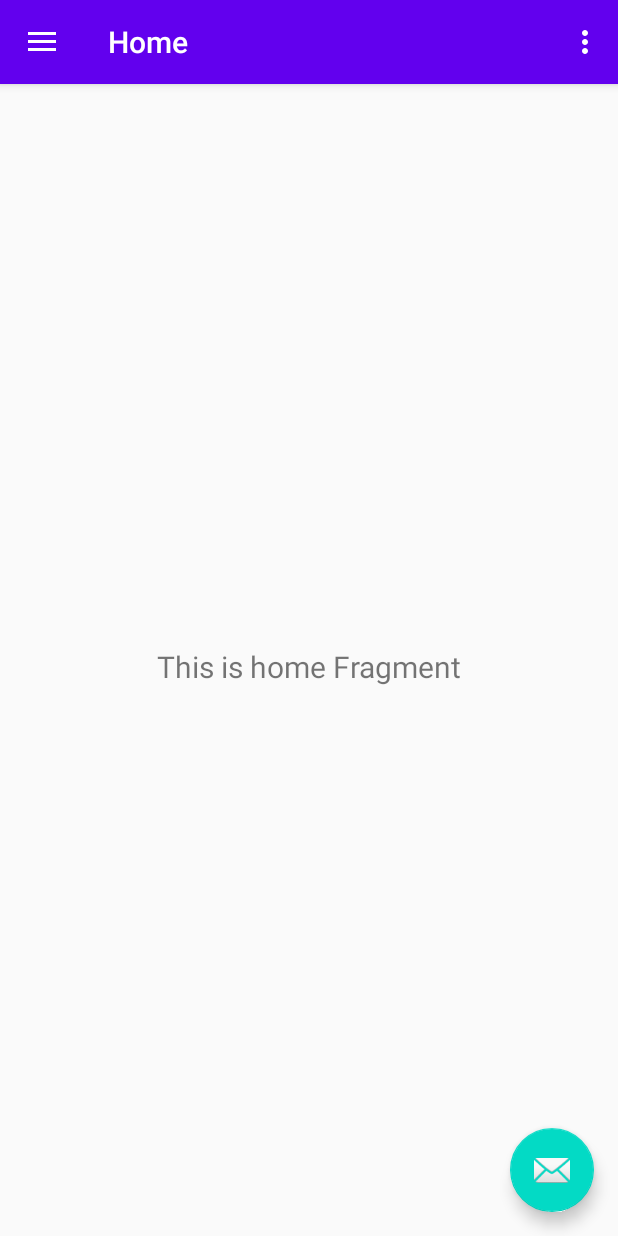
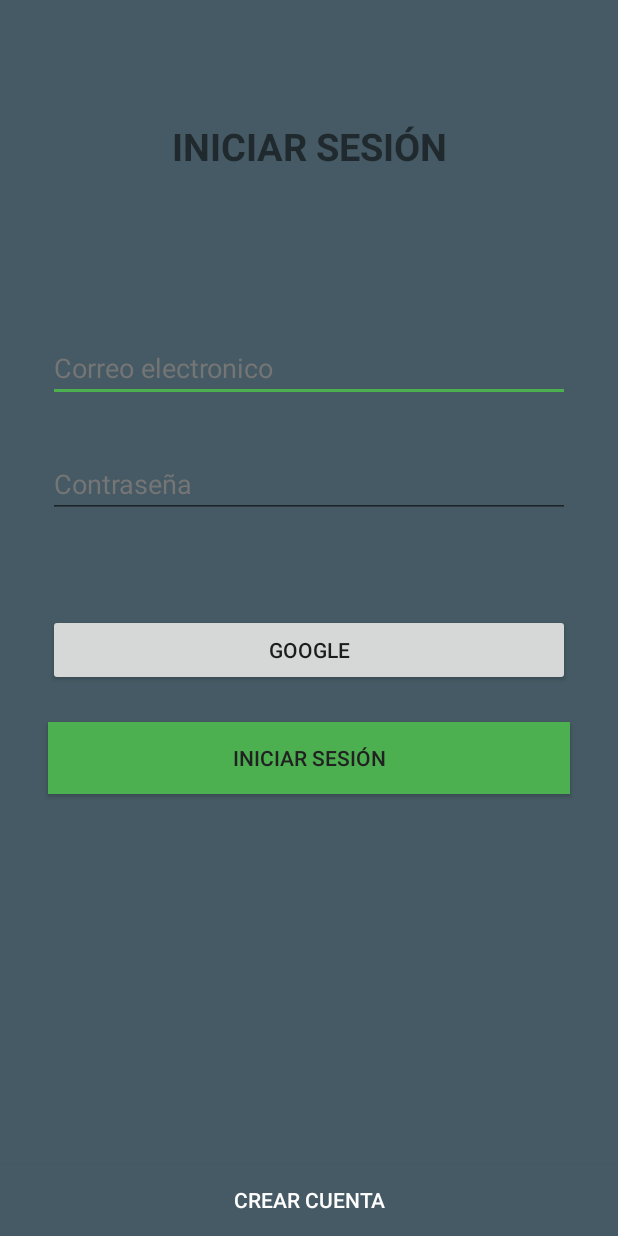
Before and after one commit to CsabaConsulting/culinaria, an Android app: the screen it shows after launch (MainActivity before the commit, LoginActivity after it), on a phone screen of 412 x 824 dp. Run offline under Robolectric (Android 15) with nearby library versions, the phone set to English and light mode, and no system bars.

Commit message:
Se crea interfaz de login

```diff
--- a/app/build.gradle
+++ b/app/build.gradle
@@ -1,6 +1,7 @@
 apply plugin: 'com.android.application'
 apply plugin: 'kotlin-android'
 apply plugin: 'kotlin-android-extensions'
+apply plugin: 'com.google.gms.google-services'
 
 android {
     compileSdkVersion 30
--- a/app/src/main/AndroidManifest.xml
+++ b/app/src/main/AndroidManifest.xml
@@ -9,16 +9,20 @@
         android:roundIcon="@mipmap/ic_launcher_round"
         android:supportsRtl="true"
         android:theme="@style/AppTheme">
+        <activity android:name=".ui.auth.SignUpActivity"></activity>
         <activity
-            android:name=".MainActivity"
-            android:label="@string/app_name"
-            android:theme="@style/AppTheme.NoActionBar">
+            android:name=".ui.auth.LoginActivity"
+            android:theme="@style/AppThemeAuth">
             <intent-filter>
                 <action android:name="android.intent.action.MAIN" />
 
                 <category android:name="android.intent.category.LAUNCHER" />
             </intent-filter>
         </activity>
+        <activity
+            android:name=".MainActivity"
+            android:label="@string/app_name"
+            android:theme="@style/AppTheme.NoActionBar"></activity>
     </application>
 
 </manifest>
--- a/app/src/main/java/com/sena/appculinariavirtual/MainActivity.kt
+++ b/app/src/main/java/com/sena/appculinariavirtual/MainActivity.kt
@@ -21,6 +21,7 @@ class MainActivity : AppCompatActivity() {
     override fun onCreate(savedInstanceState: Bundle?) {
         super.onCreate(savedInstanceState)
         setContentView(R.layout.activity_main)
+
         val toolbar: Toolbar = findViewById(R.id.toolbar)
         setSupportActionBar(toolbar)
 
@@ -29,9 +30,11 @@ class MainActivity : AppCompatActivity() {
             Snackbar.make(view, "Replace with your own action", Snackbar.LENGTH_LONG)
                     .setAction("Action", null).show()
         }
+
         val drawerLayout: DrawerLayout = findViewById(R.id.drawer_layout)
         val navView: NavigationView = findViewById(R.id.nav_view)
         val navController = findNavController(R.id.nav_host_fragment)
+
         // Passing each menu ID as a set of Ids because each
         // menu should be considered as top level destinations.
         appBarConfiguration = AppBarConfiguration(setOf(
--- a/app/src/main/java/com/sena/appculinariavirtual/dominio/entities/Student.kt
+++ b/app/src/main/java/com/sena/appculinariavirtual/dominio/entities/Student.kt
@@ -2,5 +2,4 @@ package com.sena.appculinariavirtual.dominio.entities
 
 class Student {
 
-
 }
--- /dev/null
+++ b/app/src/main/java/com/sena/appculinariavirtual/ui/auth/LoginActivity.kt
@@ -0,0 +1,30 @@
+package com.sena.appculinariavirtual.ui.auth
+
+import android.content.Intent
+import androidx.appcompat.app.AppCompatActivity
+import android.os.Bundle
+import com.sena.appculinariavirtual.MainActivity
+import com.sena.appculinariavirtual.R
+import kotlinx.android.synthetic.main.activity_login.*
+
+class LoginActivity : AppCompatActivity() {
+
+    override fun onCreate(savedInstanceState: Bundle?) {
+        super.onCreate(savedInstanceState)
+        setContentView(R.layout.activity_login)
+
+        btnLogin.setOnClickListener { loginUser() }
+        btnCreateAccount.setOnClickListener { goToCreateAccount() }
+    }
+
+    private fun loginUser(){
+        val intent = Intent(this, MainActivity::class.java)
+        startActivity(intent)
+    }
+
+    private fun goToCreateAccount(){
+        val intent = Intent(this, SignUpActivity::class.java)
+        startActivity(intent)
+    }
+
+}
--- /dev/null
+++ b/app/src/main/java/com/sena/appculinariavirtual/ui/auth/SignUpActivity.kt
@@ -0,0 +1,12 @@
+package com.sena.appculinariavirtual.ui.auth
+
+import androidx.appcompat.app.AppCompatActivity
+import android.os.Bundle
+import com.sena.appculinariavirtual.R
+
+class SignUpActivity : AppCompatActivity() {
+    override fun onCreate(savedInstanceState: Bundle?) {
+        super.onCreate(savedInstanceState)
+        setContentView(R.layout.activity_signup)
+    }
+}
--- /dev/null
+++ b/app/src/main/res/layout/activity_login.xml
@@ -0,0 +1,106 @@
+<?xml version="1.0" encoding="utf-8"?>
+
+<ScrollView xmlns:app="http://schemas.android.com/apk/res-auto"
+    android:layout_height="match_parent"
+    android:layout_width="match_parent"
+    xmlns:tools="http://schemas.android.com/tools"
+    android:background="@color/colorPrimaryDark"
+    android:fillViewport="true"
+    tools:context=".ui.auth.LoginActivity"
+    xmlns:android="http://schemas.android.com/apk/res/android">
+
+    <androidx.constraintlayout.widget.ConstraintLayout
+        android:layout_width="match_parent"
+        android:layout_height="wrap_content"
+        tools:context=".ui.auth.LoginActivity">
+
+        <EditText
+            android:id="@+id/editTextEmail"
+            android:layout_width="0dp"
+            android:layout_height="wrap_content"
+            android:layout_marginStart="32dp"
+            android:layout_marginTop="108dp"
+            android:layout_marginEnd="32dp"
+            android:hint="@string/login_email"
+            android:inputType="textEmailAddress"
+            app:layout_constraintEnd_toEndOf="parent"
+            app:layout_constraintHorizontal_bias="0.0"
+            app:layout_constraintStart_toStartOf="parent"
+            app:layout_constraintTop_toBottomOf="@+id/textView2" />
+
+        <EditText
+            android:id="@+id/editText"
+            android:layout_width="match_parent"
+            android:layout_height="wrap_content"
+            android:layout_marginStart="32dp"
+            android:layout_marginTop="32dp"
+            android:layout_marginEnd="32dp"
+            android:hint="@string/login_password"
+            app:layout_constraintEnd_toEndOf="parent"
+            app:layout_constraintStart_toStartOf="parent"
+            app:layout_constraintTop_toBottomOf="@+id/editTextEmail" />
+
+        <Button
+            android:id="@+id/btnLogin"
+            android:layout_width="0dp"
+            android:layout_height="wrap_content"
+            android:layout_marginStart="32dp"
+            android:layout_marginTop="24dp"
+            android:layout_marginEnd="32dp"
+            android:background="@color/colorAccent"
+            android:text="@string/btn_login"
+            android:textColor="@color/colorPrimaryText"
+            app:layout_constraintEnd_toEndOf="parent"
+            app:layout_constraintHorizontal_bias="0.0"
+            app:layout_constraintStart_toStartOf="parent"
+            app:layout_constraintTop_toBottomOf="@+id/button">
+
+
+        </Button>
+
+        <Button
+            android:id="@+id/button"
+            android:layout_width="0dp"
+            android:layout_height="48dp"
+            android:layout_marginStart="32dp"
+            android:layout_marginTop="64dp"
+            android:layout_marginEnd="32dp"
+            android:text="Google"
+            app:layout_constraintEnd_toEndOf="parent"
+            app:layout_constraintHorizontal_bias="0.0"
+            app:layout_constraintStart_toStartOf="parent"
+            app:layout_constraintTop_toBottomOf="@+id/editText" />
+
+        <TextView
+            android:id="@+id/textView2"
+            android:layout_width="0dp"
+            android:layout_height="wrap_content"
+            android:layout_marginStart="32dp"
+            android:layout_marginTop="80dp"
+            android:layout_marginEnd="32dp"
+            android:text="INICIAR SESIÓN"
+            android:textAlignment="center"
+            android:textSize="25dp"
+            android:textStyle="bold"
+            app:layout_constraintEnd_toEndOf="parent"
+            app:layout_constraintHorizontal_bias="0.498"
+            app:layout_constraintStart_toStartOf="parent"
+            app:layout_constraintTop_toTopOf="parent" />
+
+        <Button
+            android:id="@+id/btnCreateAccount"
+            android:layout_width="0dp"
+            android:layout_height="wrap_content"
+            android:background="@color/colorPrimaryDark"
+            android:text="Crear cuenta"
+            android:textAllCaps="true"
+            android:textColor="@color/colorText"
+            android:textSize="14sp"
+            app:layout_constraintBottom_toBottomOf="parent"
+            app:layout_constraintEnd_toEndOf="parent"
+            app:layout_constraintHorizontal_bias="0.0"
+            app:layout_constraintStart_toStartOf="parent" />
+
+    </androidx.constraintlayout.widget.ConstraintLayout>
+
+</ScrollView>
--- /dev/null
+++ b/app/src/main/res/layout/activity_signup.xml
@@ -0,0 +1,32 @@
+<?xml version="1.0" encoding="utf-8"?>
+
+<ScrollView xmlns:app="http://schemas.android.com/apk/res-auto"
+    xmlns:tools="http://schemas.android.com/tools"
+    android:layout_width="match_parent"
+    android:layout_height="match_parent"
+    android:fillViewport="true"
+    android:background="@color/colorPrimaryDark"
+    xmlns:android="http://schemas.android.com/apk/res/android">
+
+    <androidx.constraintlayout.widget.ConstraintLayout
+        android:layout_width="match_parent"
+        android:layout_height="wrap_content"
+        tools:context=".ui.auth.SignUpActivity">
+
+        <TextView
+            android:layout_width="match_parent"
+            android:layout_height="wrap_content"
+            android:layout_marginStart="32dp"
+            android:layout_marginTop="100dp"
+            android:layout_marginEnd="32dp"
+            android:text="Crear cuenta"
+            android:textAlignment="center"
+            android:textSize="22sp"
+            android:textStyle="bold"
+            app:layout_constraintEnd_toEndOf="parent"
+            app:layout_constraintStart_toStartOf="parent"
+            app:layout_constraintTop_toTopOf="parent" />
+
+    </androidx.constraintlayout.widget.ConstraintLayout>
+
+</ScrollView>
--- a/app/src/main/res/values/colors.xml
+++ b/app/src/main/res/values/colors.xml
@@ -1,6 +1,10 @@
 <?xml version="1.0" encoding="utf-8"?>
 <resources>
-    <color name="colorPrimary">#6200EE</color>
-    <color name="colorPrimaryDark">#3700B3</color>
-    <color name="colorAccent">#03DAC5</color>
+    <color name="colorPrimary">#607D8B</color>
+    <color name="colorPrimaryDark">#455A64</color>
+    <color name="colorAccent">#4CAF50</color>
+    <color name="colorText">#FFFFFF</color>
+    <color name="colorDivider">#BDBDBD</color>
+    <color name="colorPrimaryText">#212121</color>
+    <color name="colorSecondaryText">#757575</color>
 </resources>
--- a/app/src/main/res/values/strings.xml
+++ b/app/src/main/res/values/strings.xml
@@ -10,4 +10,9 @@
     <string name="menu_home">Home</string>
     <string name="menu_gallery">Gallery</string>
     <string name="menu_slideshow">Slideshow</string>
+
+    <string name="login_email">Correo electronico</string>
+    <string name="login_password">Contraseña</string>
+    <string name="btn_login">Iniciar sesión</string>
+
 </resources>
--- a/app/src/main/res/values/styles.xml
+++ b/app/src/main/res/values/styles.xml
@@ -5,6 +5,16 @@
         <item name="colorPrimary">@color/colorPrimary</item>
         <item name="colorPrimaryDark">@color/colorPrimaryDark</item>
         <item name="colorAccent">@color/colorAccent</item>
+    </style>
+
+    <style name="AppThemeAuth" parent="Theme.AppCompat.Light.NoActionBar">
+        <item name="colorPrimary">@color/colorPrimary</item>
+        <item name="colorPrimaryDark">@color/colorPrimaryDark</item>
+        <item name="colorAccent">@color/colorAccent</item>
+        <item name="android:editTextColor">@color/colorText</item>
+        <item name="android:textColorHint">@color/colorSecondaryText</item>
+
+        <item name="android:windowNoTitle">true</item>
     </style>
 
     <style name="AppTheme.NoActionBar">
--- a/build.gradle
+++ b/build.gradle
@@ -8,6 +8,7 @@ buildscript {
     dependencies {
         classpath "com.android.tools.build:gradle:4.0.1"
         classpath "org.jetbrains.kotlin:kotlin-gradle-plugin:$kotlin_version"
+        classpath 'com.google.gms:google-services:4.3.3'
 
         // NOTE: Do not place your application dependencies here; they belong
         // in the individual module build.gradle files
```
